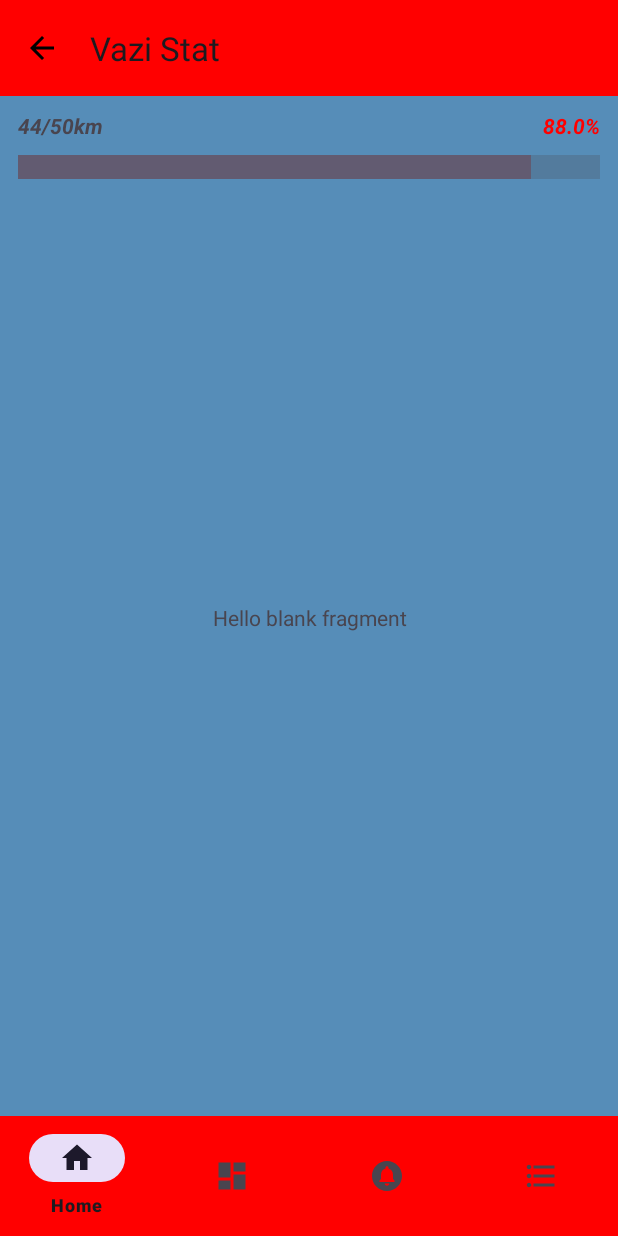
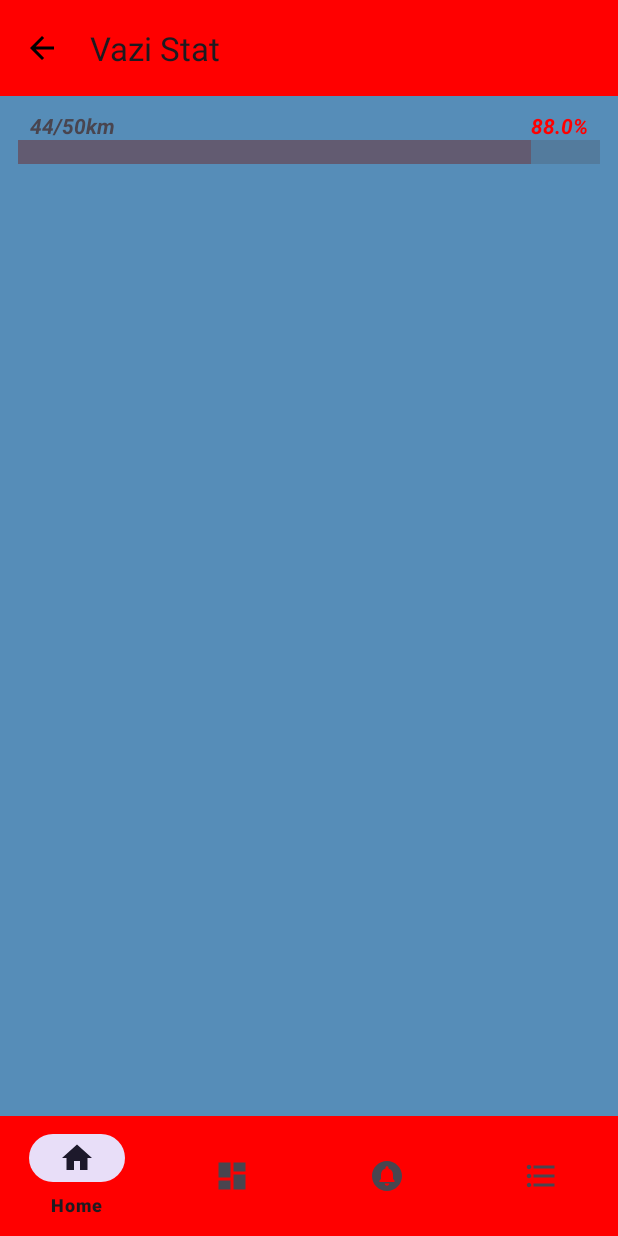
Before and after one commit to vaziman/VaziStat, an Android app: the screen it shows after launch (MainActivity), on a phone screen of 412 x 824 dp. Run offline under Robolectric (Android 15) with nearby library versions, the phone set to English and light mode, and no system bars; our stand-ins replace navigation-ui.

Commit message:
fixed bug with progress bar

```diff
--- a/app/src/main/java/com/example/myapplication/MainActivity.kt
+++ b/app/src/main/java/com/example/myapplication/MainActivity.kt
@@ -38,11 +38,11 @@ class MainActivity : AppCompatActivity() {
         setSupportActionBar(toolbar)  // activation return button of toolbar
         // setSupportActionBar(findViewById(R.id.toolbarMain))
 
-        replaceFragment(HomeFragment())
+        replaceFragment(HomeFragment()) // set homeFragment on Main screen
 
         bindingClass.bottomNavMenu.setOnItemSelectedListener {
             when(it.itemId){
-                R.id.navigation_home -> replaceFragment(HomeFragment())
+                R.id.navigation_home -> replaceFragment(HomeFragment()) //open homeFragment when click on button
                 R.id.navigation_list -> replaceFragment(ListMoreFragment())
                 else -> {}
             }
@@ -63,15 +63,18 @@ class MainActivity : AppCompatActivity() {
 //                else -> false
 //            }
 //        }
-        var progressBarRunning = bindingClass.progressBarRunning
-        progressBarRunning.max = 50
-        var currentProgress = 44
-        ObjectAnimator.ofInt(progressBarRunning, "progress", currentProgress).start()
 
-        var percentOfKm = currentProgress.toFloat() / progressBarRunning.max.toFloat() * 100
 
-        bindingClass.tvCountOfKM.text = "$currentProgress/${progressBarRunning.max}km"
-        bindingClass.tvCountOfKmPercent.text = "${"%.1f".format(percentOfKm)}%"
+
+//        var progressBarRunning = bindingClass.progressBarRunning
+//        progressBarRunning.max = 50
+//        var currentProgress = 44
+//        ObjectAnimator.ofInt(progressBarRunning, "progress", currentProgress).start()
+//
+//        var percentOfKm = currentProgress.toFloat() / progressBarRunning.max.toFloat() * 100
+//
+//        bindingClass.tvCountOfKM.text = "$currentProgress/${progressBarRunning.max}km"
+//        bindingClass.tvCountOfKmPercent.text = "${"%.1f".format(percentOfKm)}%"
     }
 
     private fun replaceFragment(fragment : Fragment){
--- a/app/src/main/java/com/example/myapplication/fragments/HomeFragment.kt
+++ b/app/src/main/java/com/example/myapplication/fragments/HomeFragment.kt
@@ -1,36 +1,45 @@
 package com.example.myapplication.fragments
 
+import android.animation.ObjectAnimator
 import android.os.Bundle
 import androidx.fragment.app.Fragment
 import android.view.LayoutInflater
 import android.view.View
 import android.view.ViewGroup
 import com.example.myapplication.R
-
-// TODO: Rename parameter arguments, choose names that match
-// the fragment initialization parameters, e.g. ARG_ITEM_NUMBER
-private const val ARG_PARAM1 = "param1"
-private const val ARG_PARAM2 = "param2"
+import com.example.myapplication.databinding.FragmentHomeBinding
+import java.util.zip.Inflater
 
 class HomeFragment : Fragment() {
-    // TODO: Rename and change types of parameters
-    private var param1: String? = null
-    private var param2: String? = null
+    private lateinit var bindingClass: FragmentHomeBinding
 
     override fun onCreate(savedInstanceState: Bundle?) {
         super.onCreate(savedInstanceState)
-        arguments?.let {
-            param1 = it.getString(ARG_PARAM1)
-            param2 = it.getString(ARG_PARAM2)
-        }
+
+
     }
 
     override fun onCreateView(
         inflater: LayoutInflater, container: ViewGroup?,
         savedInstanceState: Bundle?
-    ): View? {
-        // Inflate the layout for this fragment
-        return inflater.inflate(R.layout.fragment_home, container, false)
+    ): View {
+        bindingClass = FragmentHomeBinding.inflate(layoutInflater)
+        return bindingClass.root
+        // return inflater.inflate(R.layout.fragment_home, container, false)
+
     }
 
+    override fun onViewCreated(view: View, savedInstanceState: Bundle?) {
+        super.onViewCreated(view, savedInstanceState)
+
+        var progressBarRunning = bindingClass.progressBarRunning
+        progressBarRunning.max = 50
+        var currentProgress = 44
+        ObjectAnimator.ofInt(progressBarRunning, "progress", currentProgress).start()
+
+        var percentOfKm = currentProgress.toFloat() / progressBarRunning.max.toFloat() * 100
+
+        bindingClass.tvCountOfKM.text = "$currentProgress/${progressBarRunning.max}km"
+        bindingClass.tvCountOfKmPercent.text = "${"%.1f".format(percentOfKm)}%"
+    }
 }
--- a/app/src/main/res/layout/activity_main.xml
+++ b/app/src/main/res/layout/activity_main.xml
@@ -44,47 +44,47 @@
         </com.google.android.material.bottomnavigation.BottomNavigationView>
 
 
-        <TextView
-                android:id="@+id/tvCountOfKM"
-                android:layout_width="wrap_content"
-                android:layout_height="wrap_content"
-                android:text="00/00"
-                app:layout_constraintStart_toStartOf="parent"
-                app:layout_constraintTop_toBottomOf="@+id/toolbarMain"
-                android:textStyle="italic|bold"
-                android:layout_marginStart="12dp"
-                android:layout_marginTop="10dp"
-        />
+<!--        <TextView-->
+<!--                android:id="@+id/tvCountOfKM"-->
+<!--                android:layout_width="wrap_content"-->
+<!--                android:layout_height="wrap_content"-->
+<!--                android:text="00/00"-->
+<!--                app:layout_constraintStart_toStartOf="parent"-->
+<!--                app:layout_constraintTop_toBottomOf="@+id/toolbarMain"-->
+<!--                android:textStyle="italic|bold"-->
+<!--                android:layout_marginStart="12dp"-->
+<!--                android:layout_marginTop="10dp"-->
+<!--        />-->
 
 
-        <TextView
-                android:id="@+id/tvCountOfKmPercent"
-                android:layout_width="wrap_content"
-                android:layout_height="wrap_content"
-                android:text="00/00"
-                app:layout_constraintEnd_toEndOf="parent"
-                app:layout_constraintTop_toBottomOf="@+id/toolbarMain"
-                android:textStyle="italic|bold"
-                android:layout_marginStart="12dp"
-                android:layout_marginTop="10dp"
-                android:textColor="@color/orange"
-                android:layout_marginEnd="12dp"
-        />
+<!--        <TextView-->
+<!--                android:id="@+id/tvCountOfKmPercent"-->
+<!--                android:layout_width="wrap_content"-->
+<!--                android:layout_height="wrap_content"-->
+<!--                android:text="00/00"-->
+<!--                app:layout_constraintEnd_toEndOf="parent"-->
+<!--                app:layout_constraintTop_toBottomOf="@+id/toolbarMain"-->
+<!--                android:textStyle="italic|bold"-->
+<!--                android:layout_marginStart="12dp"-->
+<!--                android:layout_marginTop="10dp"-->
+<!--                android:textColor="@color/orange"-->
+<!--                android:layout_marginEnd="12dp"-->
+<!--        />-->
 
 
-        <ProgressBar
-                android:id="@+id/progress_bar_running"
-                android:layout_width="match_parent"
-                android:layout_height="wrap_content"
-                app:layout_constraintTop_toBottomOf="@+id/tvCountOfKM"
-                style="?android:attr/progressBarStyleHorizontal"
-                android:scaleY="4"
-                android:layout_marginTop="10dp"
-                android:layout_marginEnd="12dp"
-                android:layout_marginStart="12dp"
+<!--        <ProgressBar-->
+<!--                android:id="@+id/progress_bar_running"-->
+<!--                android:layout_width="match_parent"-->
+<!--                android:layout_height="wrap_content"-->
+<!--                app:layout_constraintTop_toBottomOf="@+id/tvCountOfKM"-->
+<!--                style="?android:attr/progressBarStyleHorizontal"-->
+<!--                android:scaleY="4"-->
+<!--                android:layout_marginTop="10dp"-->
+<!--                android:layout_marginEnd="12dp"-->
+<!--                android:layout_marginStart="12dp"-->
 
-                app:layout_constraintEnd_toEndOf="parent" app:layout_constraintStart_toStartOf="parent"
-        >
-        </ProgressBar>
+<!--                app:layout_constraintEnd_toEndOf="parent" app:layout_constraintStart_toStartOf="parent"-->
+<!--        >-->
+<!--        </ProgressBar>-->
 
 </androidx.constraintlayout.widget.ConstraintLayout>
--- a/app/src/main/res/layout/fragment_home.xml
+++ b/app/src/main/res/layout/fragment_home.xml
@@ -1,18 +1,60 @@
 <?xml version="1.0" encoding="utf-8"?>
-<FrameLayout xmlns:android="http://schemas.android.com/apk/res/android"
-             xmlns:tools="http://schemas.android.com/tools"
-             android:layout_width="match_parent"
-             android:layout_height="match_parent"
-             tools:context=".fragments.HomeFragment">
 
-    <!-- TODO: Update blank fragment layout -->
-    <TextView
-            android:layout_width="match_parent"
-            android:layout_height="match_parent"
-            android:text="@string/hello_blank_fragment"
-    android:gravity="center"
-    android:background="#568DB8"/>
+
+<androidx.constraintlayout.widget.ConstraintLayout
+        xmlns:android="http://schemas.android.com/apk/res/android"
+        xmlns:tools="http://schemas.android.com/tools"
+        android:layout_width="match_parent"
+        android:layout_height="match_parent" xmlns:app="http://schemas.android.com/apk/res-auto"
+        tools:context=".fragments.HomeFragment"
+        android:background="#568DB8">
+
+    <include layout="@layout/toolbar_main"/>
 
 
 
-</FrameLayout>
+    <TextView
+            android:id="@+id/tvCountOfKM"
+            android:layout_width="wrap_content"
+            android:layout_height="wrap_content"
+            android:text="00/00"
+
+            android:textStyle="italic|bold"
+            android:layout_marginStart="20dp"
+            android:layout_marginTop="10dp"
+            app:layout_constraintStart_toStartOf="parent"
+            app:layout_constraintTop_toBottomOf="@+id/toolbarMain"
+    />
+
+
+    <TextView
+            android:id="@+id/tvCountOfKmPercent"
+            android:layout_width="wrap_content"
+            android:layout_height="wrap_content"
+            android:text="00/00"
+
+            android:textStyle="italic|bold"
+            android:layout_marginStart="12dp"
+            android:layout_marginTop="10dp"
+            android:textColor="@color/orange"
+            android:layout_marginEnd="20dp"
+            app:layout_constraintTop_toBottomOf="@+id/toolbarMain"
+            app:layout_constraintEnd_toEndOf="parent"
+    />
+
+
+    <ProgressBar
+            android:id="@+id/progress_bar_running"
+            android:layout_width="match_parent"
+            android:layout_height="wrap_content"
+            style="?android:attr/progressBarStyleHorizontal"
+            android:scaleY="4"
+            android:layout_marginEnd="12dp"
+            android:layout_marginStart="12dp"
+            app:layout_constraintTop_toBottomOf="@+id/tvCountOfKM"
+            app:layout_constraintStart_toStartOf="parent"
+            app:layout_constraintEnd_toEndOf="parent"
+
+           >
+    </ProgressBar>
+</androidx.constraintlayout.widget.ConstraintLayout>
```
